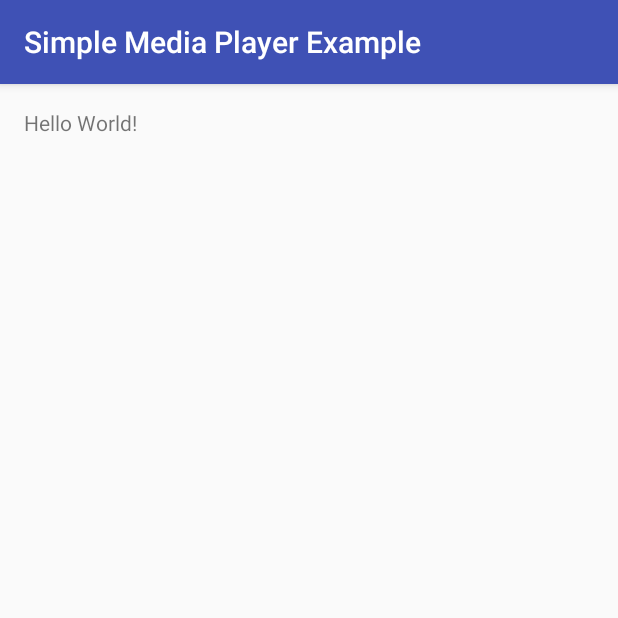
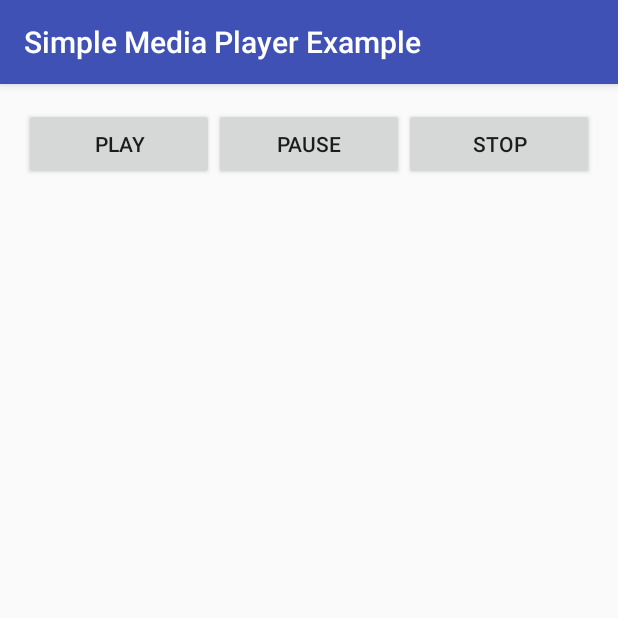
Before and after one commit to sergeykamyshov/CourseUdacity, an Android app: the screen it shows after launch (MainActivity), on a phone screen of 412 x 824 dp, the top half of it. Run offline under Robolectric (Android 15) with nearby library versions, the light colour scheme and no system bars.

Commit message:
Added 3 buttons to play, pause and stop song

```diff
--- a/SimpleMediaPlayerExample/app/src/main/res/layout/activity_main.xml
+++ b/SimpleMediaPlayerExample/app/src/main/res/layout/activity_main.xml
@@ -1,17 +1,37 @@
 <?xml version="1.0" encoding="utf-8"?>
-<RelativeLayout xmlns:android="http://schemas.android.com/apk/res/android"
+<LinearLayout xmlns:android="http://schemas.android.com/apk/res/android"
     xmlns:tools="http://schemas.android.com/tools"
     android:id="@+id/activity_main"
     android:layout_width="match_parent"
     android:layout_height="match_parent"
+    android:orientation="horizontal"
     android:paddingBottom="@dimen/activity_vertical_margin"
     android:paddingLeft="@dimen/activity_horizontal_margin"
     android:paddingRight="@dimen/activity_horizontal_margin"
     android:paddingTop="@dimen/activity_vertical_margin"
     tools:context="com.android.example.simplemediaplayerexample.MainActivity">
 
-    <TextView
+    <Button
+        android:id="@+id/playButton"
         android:layout_width="wrap_content"
         android:layout_height="wrap_content"
-        android:text="Hello World!" />
-</RelativeLayout>
+        android:layout_weight="1"
+        android:onClick="play"
+        android:text="Play" />
+
+    <Button
+        android:id="@+id/pauseButton"
+        android:layout_width="wrap_content"
+        android:layout_height="wrap_content"
+        android:layout_weight="1"
+        android:onClick="pause"
+        android:text="Pause" />
+
+    <Button
+        android:id="@+id/stopButton"
+        android:layout_width="wrap_content"
+        android:layout_height="wrap_content"
+        android:layout_weight="1"
+        android:onClick="stop"
+        android:text="Stop" />
+</LinearLayout>
```
Also changed, not shown: SimpleMediaPlayerExample/app/src/main/java/com/android/example/simplemediaplayerexample/MainActivity.java (+23 -0 lines), 1 other file.
